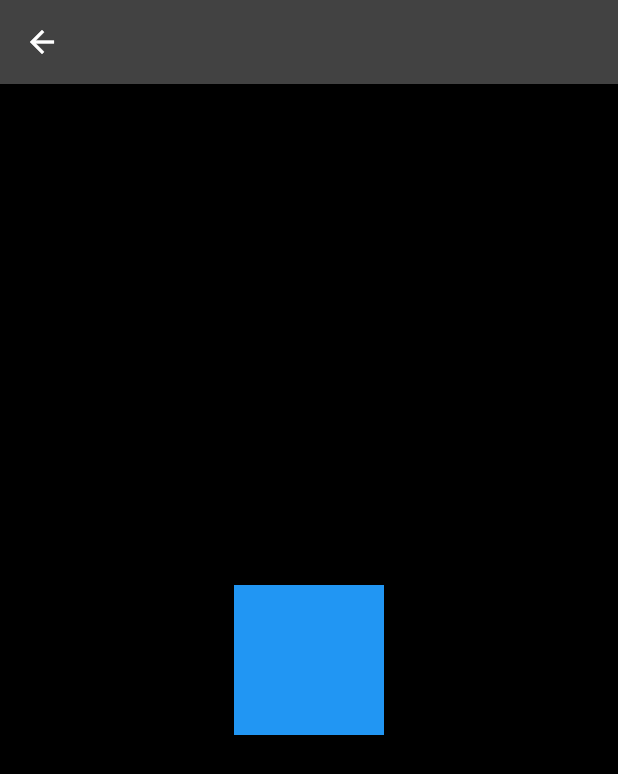
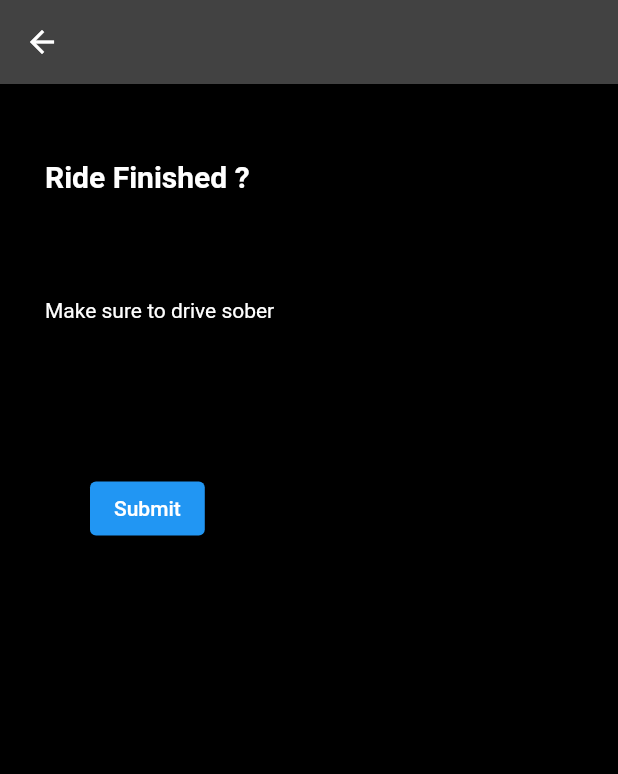
Before and after one commit to bhavesh982/Ridex_owner, a Flutter app: the RideFinish screen opened directly, on a phone screen of 412 x 824 dp. Shown: the top 774 px of the screen. Run offline on Flutter 3.47's test engine with Material 2 defaults, Android fonts, the phone set to English and light mode, and no system bars; our stand-ins replace cached_network_image, connectivity_plus, firebase_auth, firebase_core, firebase_database, firebase_storage and 2 more; accounts and stored records are empty.

Commit message:
ride otp confirm and update

```diff
--- a/lib/pages/dashboard.dart
+++ b/lib/pages/dashboard.dart
@@ -107,7 +107,7 @@ class _DashboardState extends State<Dashboard> {
             ),
           ),
         ),
-        backgroundColor: mainTheme,
+        backgroundColor: const Color(0xff103232),
         body: Column(
           crossAxisAlignment: CrossAxisAlignment.start,
           children: [
--- a/lib/pages/rideConfirmOTP.dart
+++ b/lib/pages/rideConfirmOTP.dart
@@ -3,6 +3,7 @@ import 'package:flutter/material.dart';
 import 'package:otp_text_field/otp_field.dart';
 import 'package:otp_text_field/otp_field_style.dart';
 import 'package:otp_text_field/style.dart';
+import 'package:ridex_owner/pages/dashboard.dart';
 import 'package:ridex_owner/pages/rideDashboard.dart';
 import 'package:ridex_owner/pages/rideFinish.dart';
 
@@ -66,6 +67,7 @@ class _RideConfirmOTPState extends State<RideConfirmOTP> {
           const SizedBox(height: 150,)
         ],
       ),
+
     );
   }
 
--- a/lib/pages/rideDashboard.dart
+++ b/lib/pages/rideDashboard.dart
@@ -6,7 +6,6 @@ class RideDashboard extends StatefulWidget {
   @override
   State<RideDashboard> createState() => _RideDashboardState();
 }
-
 class _RideDashboardState extends State<RideDashboard> {
   @override
   Widget build(BuildContext context) {
--- a/lib/pages/rideFinish.dart
+++ b/lib/pages/rideFinish.dart
@@ -1,4 +1,8 @@
+import 'package:firebase_database/firebase_database.dart';
 import 'package:flutter/material.dart';
+
+import '../global/global_var.dart';
+import '../widgets/loading_dialog.dart';
 class RideFinish extends StatefulWidget {
   const RideFinish({super.key});
 
@@ -10,14 +14,75 @@ class _RideFinishState extends State<RideFinish> {
   @override
   Widget build(BuildContext context) {
     return Scaffold(
-      appBar: AppBar(),
-      body: Center(
-        child: Container(
-          height: 100,
-          width: 100,
-          color: Colors.blue,
-        ),
-      ),
+        appBar: AppBar(),
+        body: Container(
+          child: Column(
+            children: [
+              const SizedBox(height: 50,),
+              Column(
+                mainAxisAlignment: MainAxisAlignment.start,
+                crossAxisAlignment: CrossAxisAlignment.start,
+                children: [
+                  const Padding(
+                    padding: EdgeInsets.only(left: 30),
+                    child: Text("Ride Finished ?",style: TextStyle(
+                        fontSize: 20,
+                        fontWeight: FontWeight.bold
+                    ),),
+                  ),
+                  const SizedBox(height: 20,),
+                  SizedBox(height: 50,),
+                  const Padding(
+                    padding: EdgeInsets.only(left: 30),
+                    child: Text("Make sure to drive sober "),
+                  ),
+
+                  const SizedBox(height: 100,),
+                  Padding(
+                    padding: const EdgeInsets.only(left: 60),
+                    child: ElevatedButton(onPressed: (){
+                      showDialog(context: context, builder: (c)=>AlertDialog(
+                        title: const Text("Confirmation"),
+                        content: const Text("are you sure you want to end the ride..."),
+                        actions: [
+                          TextButton(onPressed: (){
+                            finishRide();
+                          }, child: const Text("Yes")),
+                          TextButton(onPressed: (){
+                            Navigator.pop(context);
+                          }, child: const Text("Cancel"))
+                        ],
+                      ));
+                    }, child: const Text("Submit")),
+                  ),
+
+                ],
+              ),
+            ],
+          ) ,
+        )
     );
   }
+
+  finishRide() async {
+    showDialog(
+        barrierDismissible: false,
+        context: context,
+        builder: (BuildContext context)=>LoadingDialog
+          (messageText: "Ending ride"));
+    DatabaseReference dRef= FirebaseDatabase.instance
+        .ref()
+        .child("owners")
+        .child(uid)
+        .child("riderequest")
+        .child(spaceShipSelected)
+        .child(userUID);
+    Map<String,Object> value={
+      "status":"finished"
+    };
+    await dRef.update(value).whenComplete(() {
+      Navigator.pop(context);
+      Navigator.push(context, MaterialPageRoute(builder: (c)=> const RideFinish()));
+    });
+  }
 }
```
Lines whose indentation alone changed are shown as unchanged.
